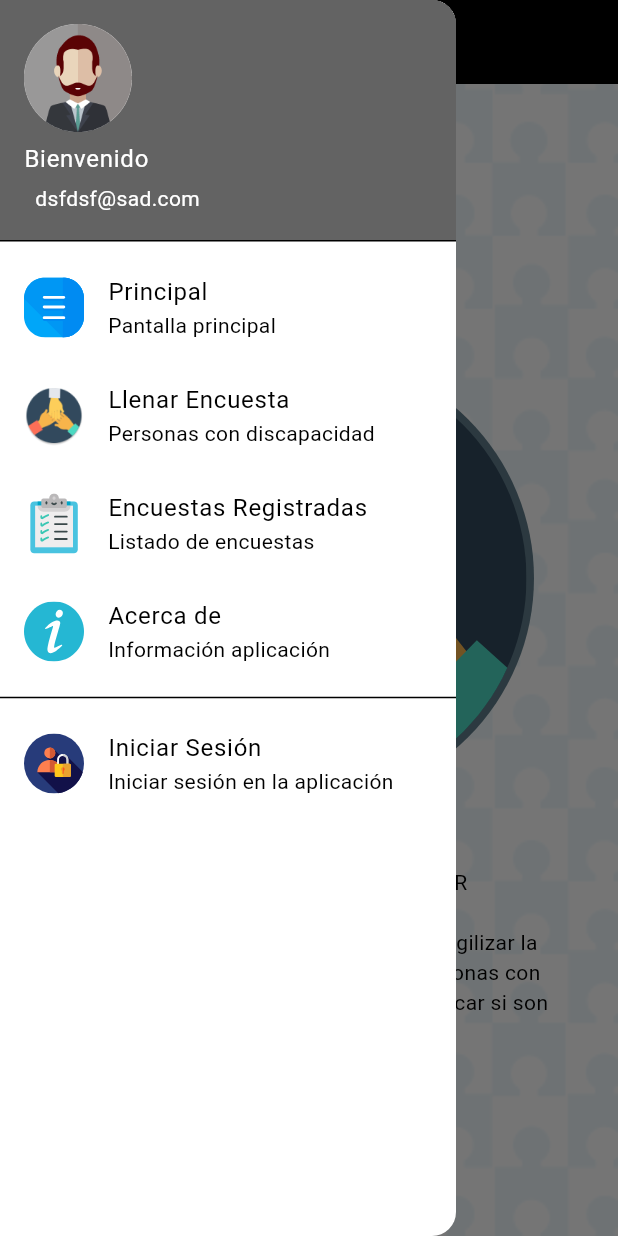
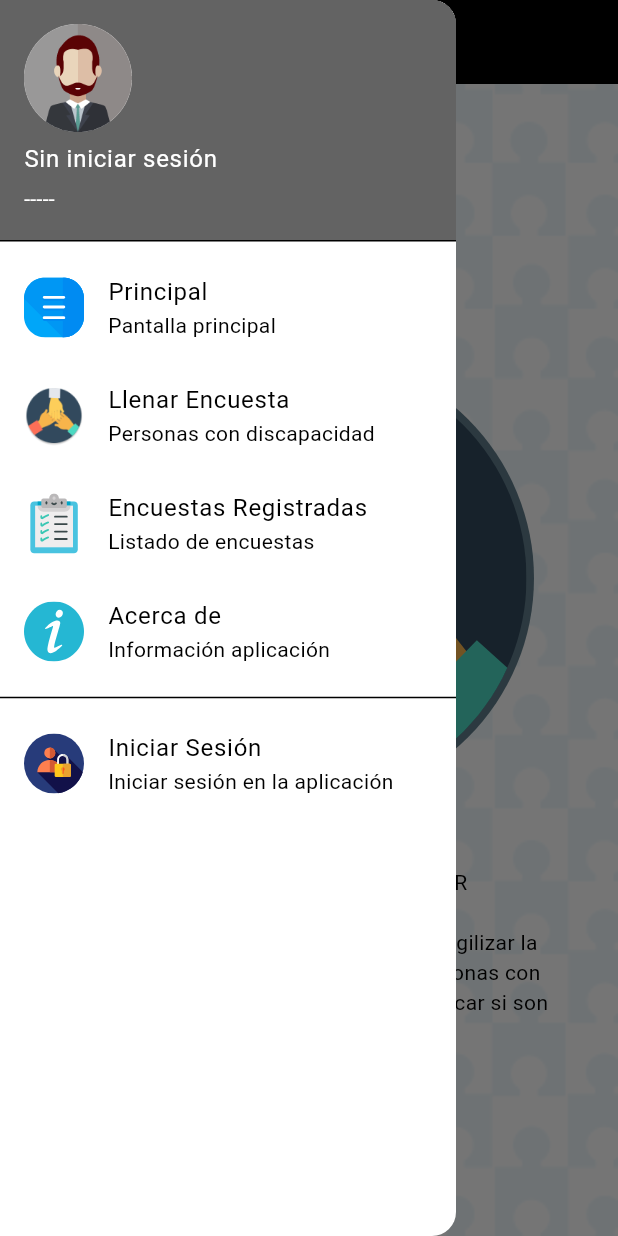
Before and after one commit to Denniss2C/FichaVulnerabilidad, a Flutter app: the Mies screen opened by its route, with the side drawer open, on a phone screen of 412 x 824 dp. Run offline on Flutter 3.47's test engine with Material 3 defaults, Android fonts, the phone set to English and light mode, and no system bars; our stand-ins replace flutter_svg.

Commit message:
Login WS & provider
Se hizo la utilización de provider para el consumo y manejo de estados en el inicio de sesion con el web service

```diff
--- a/lib/screens/infoMIES.dart
+++ b/lib/screens/infoMIES.dart
@@ -35,7 +35,9 @@ class _MiesState extends State<Mies> {
             Container(
               decoration: BoxDecoration(
                 image: DecorationImage(
-                  image: AssetImage(TrackingDrawables.getFondoMies()),
+                  image: Theme.of(context).brightness == Brightness.light
+                      ? AssetImage(TrackingDrawables.getFondoMies())
+                      : AssetImage(TrackingDrawables.getFondoMiesDark()),
                   fit: BoxFit.cover,
                 ),
               ),
--- a/lib/widgets/drawer.dart
+++ b/lib/widgets/drawer.dart
@@ -2,28 +2,34 @@ import 'package:fichavulnerabilidad/screens/home.dart';
 import 'package:fichavulnerabilidad/screens/infoMIES.dart';
 import 'package:fichavulnerabilidad/screens/lista_encuestas.dart';
 import 'package:fichavulnerabilidad/screens/new_encuesta.dart';
+import 'package:fichavulnerabilidad/utils/provider/userProvider.dart';
+import 'package:fichavulnerabilidad/utils/services/login/login_dialog.dart';
 import 'package:fichavulnerabilidad/utils/ui/color.dart';
 import 'package:fichavulnerabilidad/utils/ui/drawables.dart';
-import 'package:fichavulnerabilidad/utils/services/login/login_dialog.dart';
 import 'package:flutter/material.dart';
 import 'package:flutter_svg/flutter_svg.dart';
+import 'package:provider/provider.dart';
 
 class CustomDrawer extends StatelessWidget {
   const CustomDrawer({super.key});
 
   @override
   Widget build(BuildContext context) {
+    final userProvider = Provider.of<UserProvider>(context);
+
     return Drawer(
       child: ListView(
         children: [
           UserAccountsDrawerHeader(
-            accountName: const Text('Bienvenido'),
-            accountEmail: const Text('  dsfdsf@sad.com '),
+            accountName: Text(userProvider.userName ?? 'Sin iniciar sesión'),
+            accountEmail: Text(userProvider.userEmail ?? '-----'),
             currentAccountPicture: CircleAvatar(
-                backgroundColor: TrackingColors.blanco,
-                child: Image.asset(
-                  TrackingDrawables.getUsuario(),
-                )),
+              backgroundColor: TrackingColors.blanco,
+              child: Image.asset(
+                TrackingDrawables
+                    .getUsuario(), // Reemplaza con la ruta correcta
+              ),
+            ),
             decoration: BoxDecoration(
               color: TrackingColors.lightGrey, // Fondo gris
             ),
@@ -79,20 +85,35 @@ class CustomDrawer extends StatelessWidget {
           const Divider(),
           ListTile(
             leading: SvgPicture.asset(
-              TrackingDrawables.getSVGLogin(),
+              userProvider.userName != null
+                  ? TrackingDrawables.getSVGLogout()
+                  : TrackingDrawables.getSVGLogin(),
               width: 40,
               height: 40,
             ),
-            title: const Text('Iniciar Sesión'),
-            subtitle: const Text('Iniciar sesión en la aplicación'),
+            title: Text(userProvider.userName != null
+                ? 'Cerrar Sesión'
+                : 'Iniciar Sesión'),
+            subtitle: Text(userProvider.userName != null
+                ? 'Cerrar sesión de la aplicación'
+                : 'Iniciar sesión en la aplicación'),
             onTap: () {
-              Navigator.pushNamed(context, HomeScreen.routeName);
-              showLoginDialog(context).then((value) {
-                if (value != null) {
-                  // Aquí puedes manejar los datos devueltos
-                  print('Datos devueltos: $value');
-                }
-              });
+              if (userProvider.userName != null) {
+                // Si el usuario está logueado, cerrar sesión
+                userProvider.logout();
+                Navigator.pushNamed(context, HomeScreen.routeName);
+                ScaffoldMessenger.of(context).showSnackBar(
+                  const SnackBar(
+                    content: Text('Sesión cerrada'),
+                  ),
+                );
+              } else {
+                // Si el usuario no está logueado, abrir el diálogo de inicio de sesión
+                Navigator.pushNamed(context, HomeScreen.routeName);
+                showLoginDialog(context).then((value) {
+                  if (value != null) {}
+                });
+              }
             },
           ),
         ],
--- a/pubspec.yaml
+++ b/pubspec.yaml
@@ -17,6 +17,7 @@ dependencies:
   flutter_svg: ^2.0.17
   http: ^1.3.0
   xml: ^6.5.0
+  provider: ^6.1.2
 
 dev_dependencies:
   flutter_test:
```
Also changed, not shown: lib/main.dart (+13 -2 lines), lib/utils/provider/passProvider.dart (added, +12 -0 lines), lib/utils/provider/userProvider.dart (added, +68 -0 lines), lib/utils/services/login/login_dialog.dart (+38 -18 lines), lib/utils/services/login/login_service.dart (+27 -10 lines), lib/widgets/loadingDialog.dart (added, +21 -0 lines), pubspec.lock.
